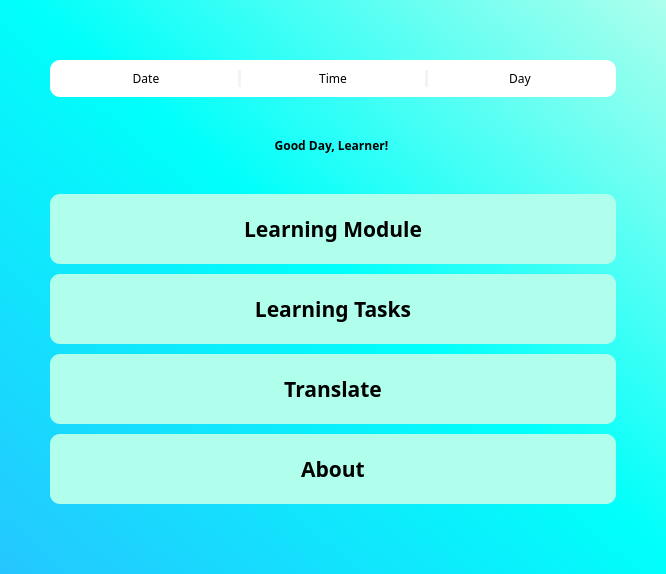
First picture: the form in src/screens/welcome.ui, repository jshperalta/ai-englishTutor, before the edit.
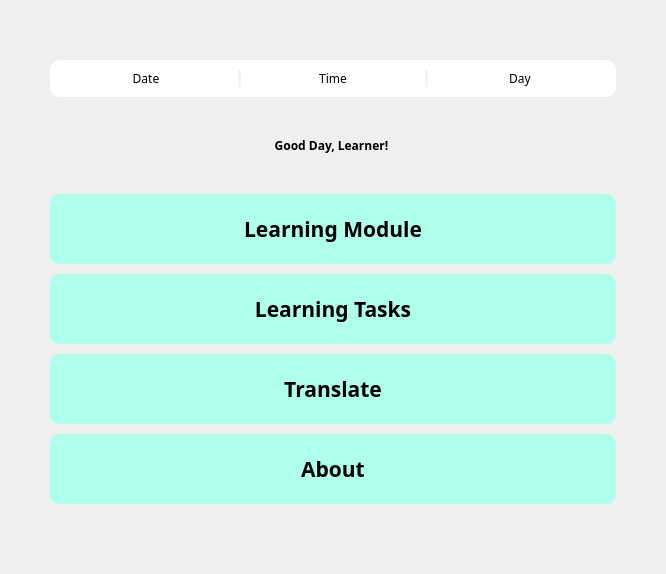
Second picture: the form after the edit. Icons and pictures are not drawn.

The edit to the form file:
```diff
--- a/src/screens/welcome.ui
+++ b/src/screens/welcome.ui
@@ -15,7 +15,7 @@
   </property>
   <property name="styleSheet">
    <string notr="true">#Form{
-background: qlineargradient(spread:pad, x1:0, y1:1, x2:1, y2:0, stop:0 rgba(37, 198, 255, 255), stop:0.517857 rgba(0, 255, 251, 255), stop:1 rgba(174, 255, 236, 255))
+background-image: url(:/background/wallpaper2.jpeg);
 }
 
 QLabel {
```
Left out of the diff: 350 changed lines with no effect on the pictures.
